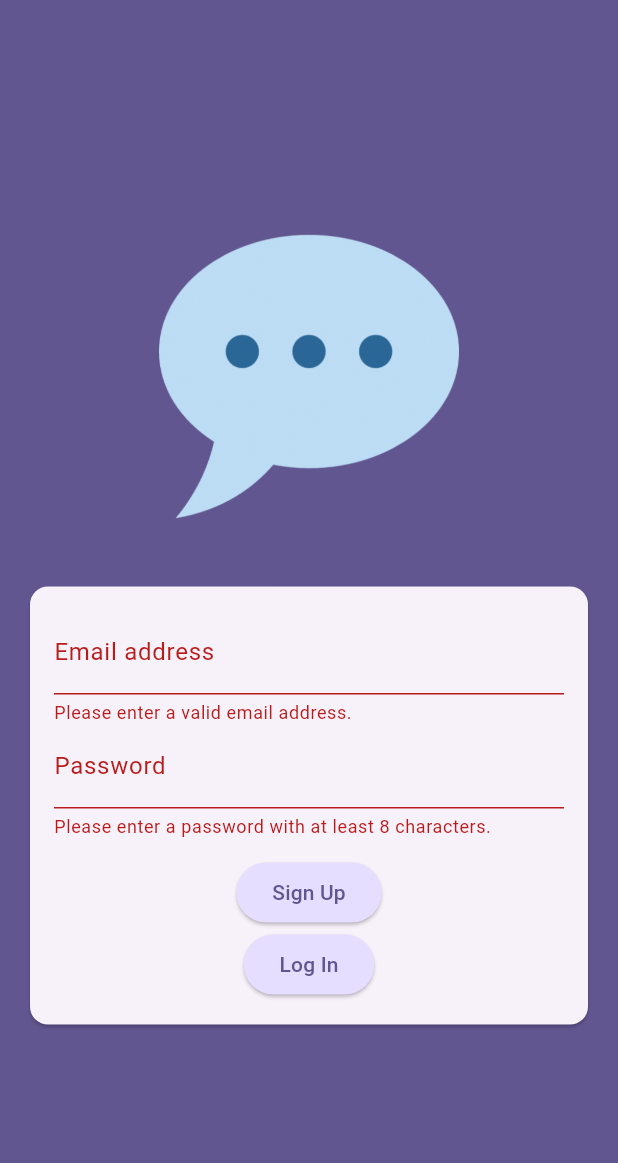
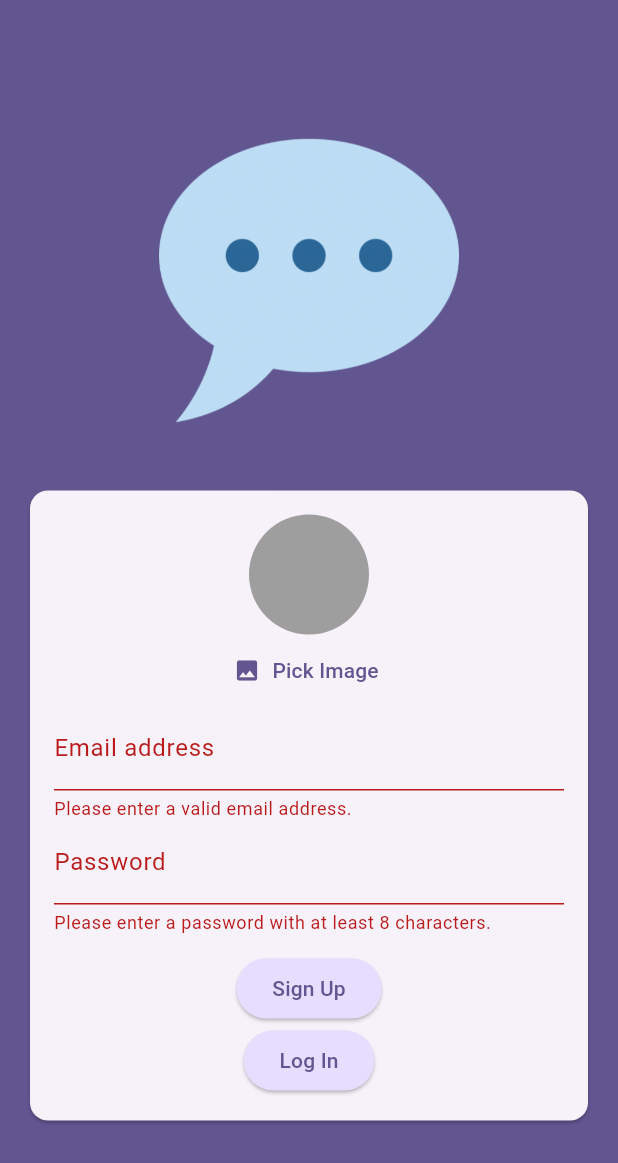
Before and after one commit to japinell/flutter_chat_app, a Flutter app: the screen it shows after launch, after a tap on "Sign Up", on a phone screen of 412 x 824 dp. Shown: the top 1163 px of the screen. Run offline on Flutter 3.47's test engine with Material 3 defaults, Android fonts, the phone set to English and light mode, and no system bars; our stand-ins replace firebase_auth, firebase_core, image_picker; accounts and stored records are empty; generated files the repository leaves out were written again.

Commit message:
Wired the CustomImagePicker to Auth screen

```diff
--- a/lib/screens/auth.dart
+++ b/lib/screens/auth.dart
@@ -1,5 +1,6 @@
 import "package:flutter/material.dart";
 import "package:firebase_auth/firebase_auth.dart";
+import "package:flutter_chat_app/widgets/custom_image_picker.dart";
 
 final _firebaseAuth = FirebaseAuth.instance;
 
@@ -76,6 +77,7 @@ class _AuthScreenState extends State<AuthScreen> {
                       child: Column(
                         mainAxisSize: MainAxisSize.min,
                         children: [
+                          if (!_isLogin) CustomImagePicker(),
                           TextFormField(
                             decoration: InputDecoration(
                               labelText: "Email address",
```
